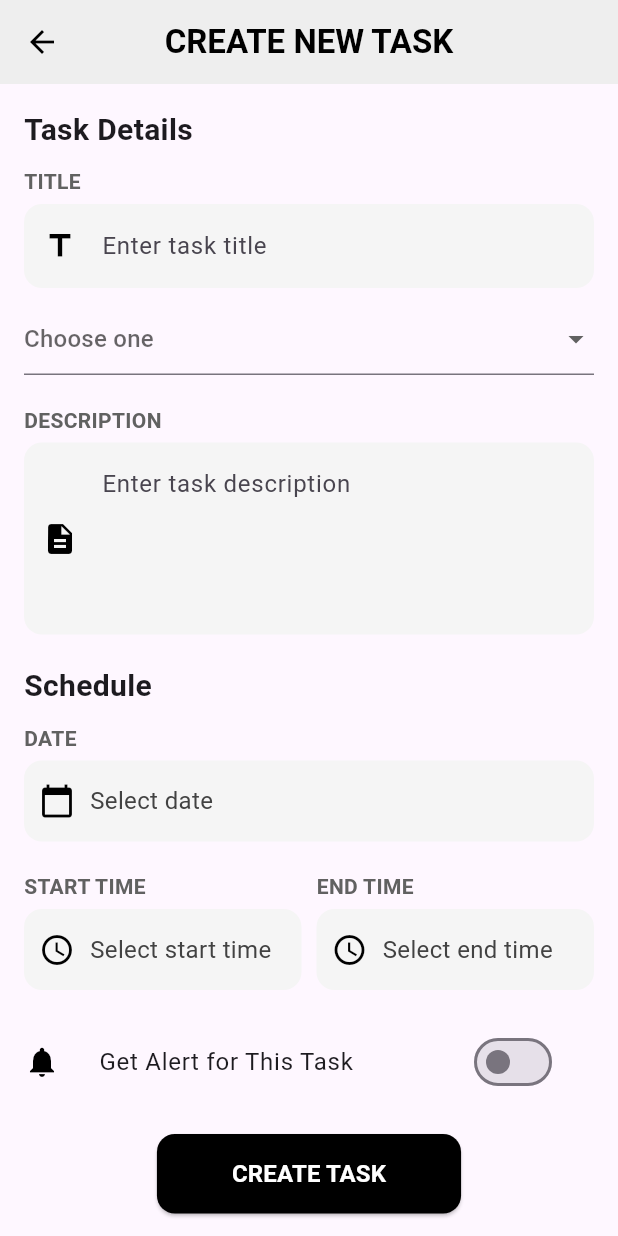
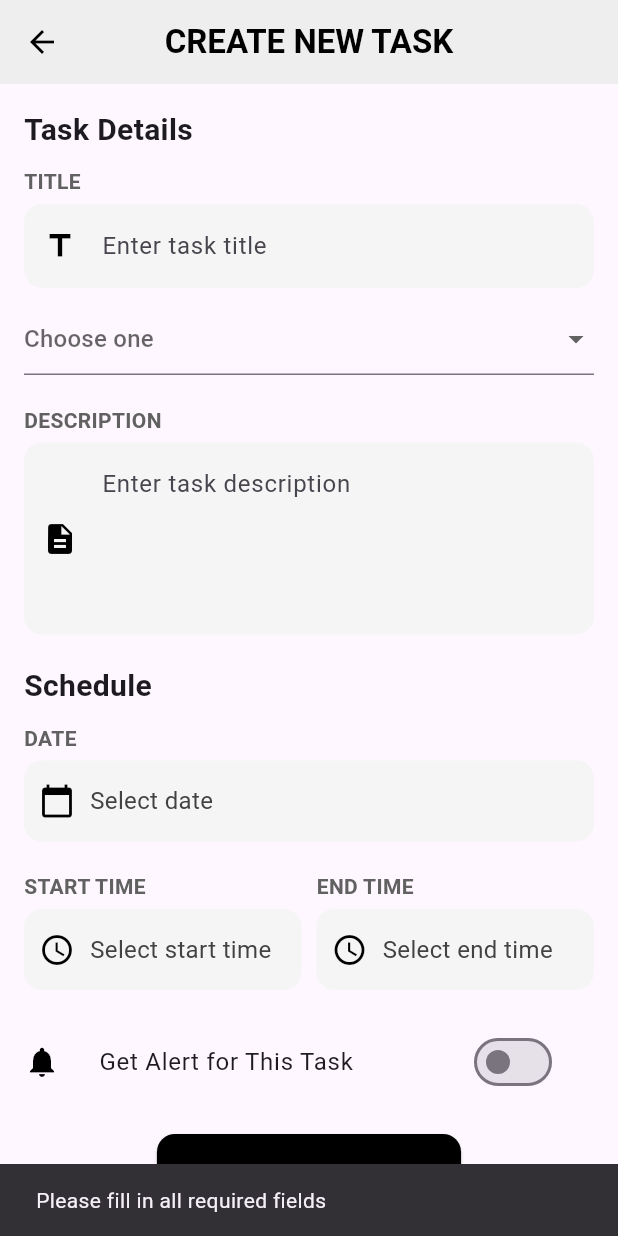
Before and after one commit to zliu46/partners, a Flutter app: the CreateTaskPage screen opened by its route, after a tap on "CREATE TASK", on a phone screen of 412 x 824 dp. Run offline on Flutter 3.47's test engine with Material 3 defaults, Android fonts, the phone set to English and light mode, and no system bars; our stand-ins replace firebase_auth, firebase_core; missing offline and left inert: dart:ffi; accounts and stored records are empty.

Commit message:
Update create_task_page.dart. Prompt user to fill in all the fields. Show message when the user create a task successfully.

```diff
--- a/lib/pages/create_task_page.dart
+++ b/lib/pages/create_task_page.dart
@@ -174,6 +174,13 @@ class _CreateTaskPageState extends State<CreateTaskPage> {
                 Center(
                   child: ElevatedButton(
                     onPressed: () {
+                      // Ensure required fields are filled
+                      if (_titleController.text.isEmpty || _category == null || _selectedDate == null || _startTime == null) {
+                        ScaffoldMessenger.of(context).showSnackBar(
+                          SnackBar(content: Text('Please fill in all required fields')),
+                        );
+                        return;
+                      }
                       taskProvider.addTask(
                         _titleController.text,
                         _category!,
@@ -192,6 +199,10 @@ class _CreateTaskPageState extends State<CreateTaskPage> {
                             _endTime!.hour,
                             _endTime!.minute)
                             : null
+                      );
+                      // Show a success message
+                      ScaffoldMessenger.of(context).showSnackBar(
+                        SnackBar(content: Text('Task added successfully!')),
                       );
                       Navigator.pop(context);
                       // Handle task creation logic
```
